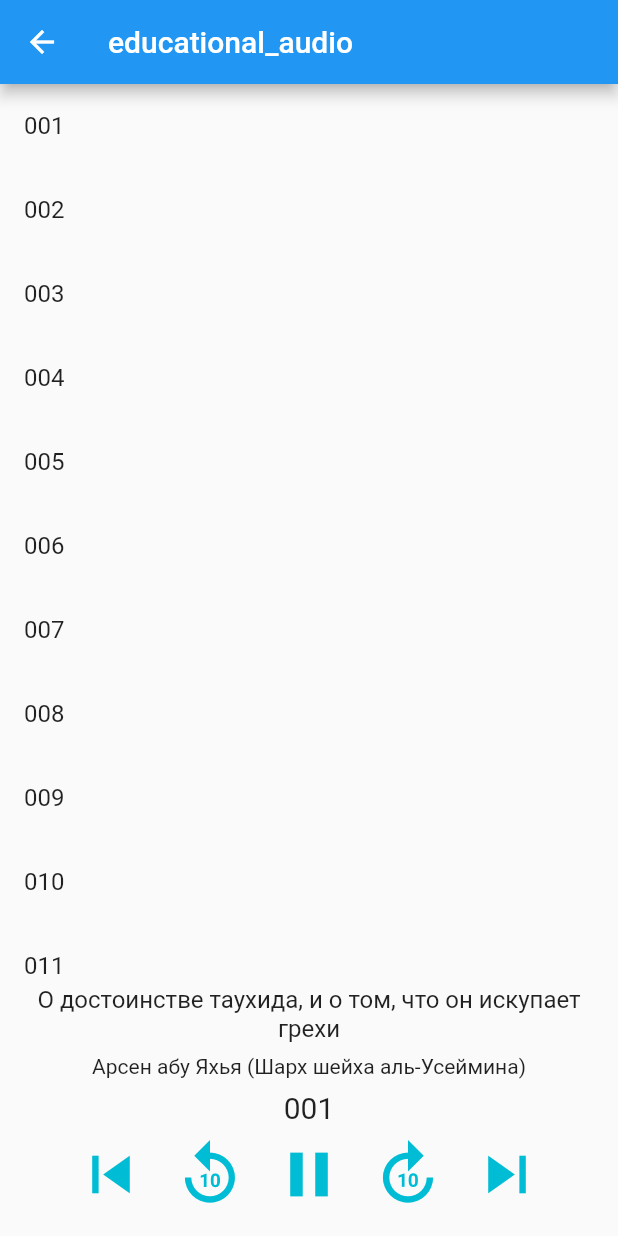
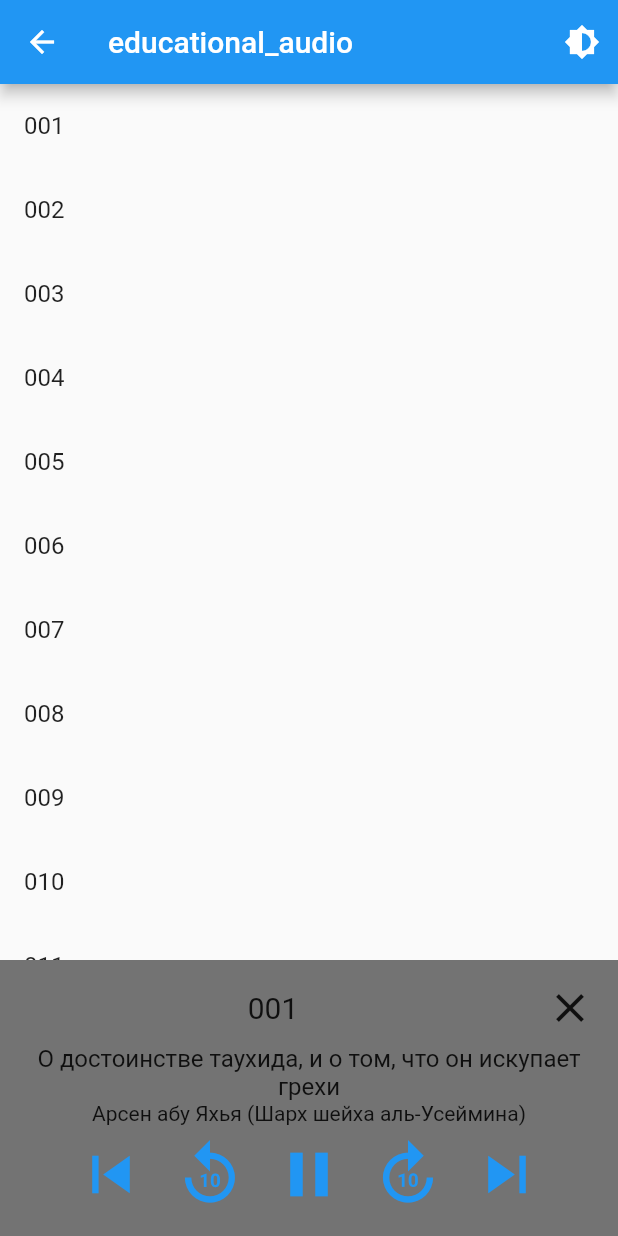
Before and after one commit to androidmaven/educational_audioplayer, a Flutter app: the AudioScreen screen opened directly, after a tap on "001", on a phone screen of 412 x 824 dp. Run offline on Flutter 3.47's test engine with Material 2 defaults, Android fonts, the phone set to English and light mode, and no system bars; our stand-ins replace dynamic_theme; missing offline and left inert: audioplayer; network calls fail.

Commit message:
add close button

```diff
--- a/example/lib/audio_screen.dart
+++ b/example/lib/audio_screen.dart
@@ -1,3 +1,4 @@
+import 'package:dynamic_theme/dynamic_theme.dart';
 import 'package:educational_audioplayer/ui/bottom_player.dart';
 import 'package:flutter/material.dart';
 
@@ -35,13 +36,34 @@ class _AudioScreenState extends State<AudioScreen> {
 
   @override
   Widget build(BuildContext context) {
+    return DynamicTheme(
+        defaultBrightness: Brightness.light,
+        data: (brightness) => ThemeData(
+            canvasColor: brightness == Brightness.dark
+                ? Colors.grey[850]
+                : Colors.white,
+            primarySwatch: Colors.indigo,
+            brightness: brightness,
+            accentColor: Colors.indigo,
+            unselectedWidgetColor: Colors.blueGrey[600]),
+        themedWidgetBuilder: (context, theme) {
           return Scaffold(
-      appBar: AppBar(title: Text('educational_audio')),
+            appBar: AppBar(title: Text('educational_audio'), actions: <Widget>[IconButton(
+              icon: Icon(Icons.brightness_6),
+              onPressed: () {
+//      It is possible to change whole theme https://github.com/Norbert515/dynamic_theme
+                DynamicTheme.of(context).setBrightness(
+                    Theme.of(context).brightness == Brightness.dark
+                        ? Brightness.light
+                        : Brightness.dark);
+              },
+            )],),
             body: ListView.builder(
               itemBuilder: _buildAudioItem,
               itemCount: audios.length,
             ),
             bottomNavigationBar: bottomPlayer,
           );
+        });
   }
 }
--- a/lib/ui/bottom_player.dart
+++ b/lib/ui/bottom_player.dart
@@ -60,31 +60,39 @@ class _BottomSheetPlayerState extends PlayerState {
       visible: !isHidden,
       maintainState: true,
       child: Container(
+        color: Theme.of(context)
+            .unselectedWidgetColor,
           padding: EdgeInsets.all(playerInset),
           child: Wrap(children: [
             Column(
               children: <Widget>[
-                Padding(
-                  padding: const EdgeInsets.only(bottom: playerInset),
-                  child: Text(
+                Row(mainAxisAlignment: MainAxisAlignment.spaceBetween,
+                    children: <Widget>[
+                      Expanded(child: Text(
+                        audioName,
+                        textAlign: TextAlign.center,
+                        style: TextStyle(fontSize: audioNameSize),
+                      ),),
+
+                  IconButton(icon: Icon(Icons.close, size: closeIconSize,),
+                      onPressed: () {
+                    audioPlayer.stop();
+                    hide();
+                      })
+                ]),
+                Text(
                   currentChapterName,
                   textAlign: TextAlign.center,
                   style: TextStyle(fontSize: chapterNameSize),
                 ),
-                ),
-                Padding(
-                  padding: const EdgeInsets.only(bottom: playerInset),
-                  child: Text(
+
+                Text(
                   currentLecturerName,
                   textAlign: TextAlign.center,
                   style: TextStyle(fontSize: lecturerNameSize),
+
                 ),
-                ),
-                Text(
-                  audioName,
-                  textAlign: TextAlign.center,
-                  style: TextStyle(fontSize: audioNameSize),
-                ),
+
                 (duration == null)
                     ? Container()
                     : Column(
@@ -108,6 +116,7 @@ class _BottomSheetPlayerState extends PlayerState {
                           ),
                         ],
                       ),
+
                 Row(
                   mainAxisAlignment: MainAxisAlignment.center,
                   children: <Widget>[
@@ -117,14 +126,14 @@ class _BottomSheetPlayerState extends PlayerState {
                         },
                         iconSize: iconSize,
                         icon: Icon(Icons.skip_previous),
-                        color: buttonColor),
+                        color: Theme.of(context).accentColor),
                     IconButton(
                         onPressed: () {
                           changePosition(-10);
                         },
                         iconSize: iconSize,
                         icon: Icon(Icons.replay_10),
-                        color: buttonColor),
+                        color: Theme.of(context).accentColor),
                     IconButton(
                         onPressed: () {
                           isPlaying
@@ -138,23 +147,24 @@ class _BottomSheetPlayerState extends PlayerState {
                         icon: isPlaying
                             ? Icon(Icons.pause)
                             : Icon(Icons.play_arrow),
-                        color: buttonColor),
+                        color: Theme.of(context).accentColor),
                     IconButton(
                         onPressed: () {
                           changePosition(10);
                         },
                         iconSize: iconSize,
                         icon: Icon(Icons.forward_10),
-                        color: buttonColor),
+                        color: Theme.of(context).accentColor),
                     IconButton(
                         onPressed: () {
                           playNext();
                         },
                         iconSize: iconSize,
                         icon: Icon(Icons.skip_next),
-                        color: buttonColor),
+                        color: Theme.of(context).accentColor),
                   ],
-                )
+                ),
+
               ],
             ),
           ])),
--- a/lib/util/constants.dart
+++ b/lib/util/constants.dart
@@ -6,5 +6,4 @@ const double lecturerNameSize = 14.0;
 const double timeSize = 16.0;
 const double iconSize = 50.0;
 const double playerInset = 8.0;
-
-const Color buttonColor = Colors.cyan;
+const double closeIconSize = 32.0;
--- a/pubspec.yaml
+++ b/pubspec.yaml
@@ -12,6 +12,7 @@ dependencies:
     sdk: flutter
 
 dev_dependencies:
+  dynamic_theme: ^1.0.0
   flutter_test:
     sdk: flutter
   audioplayer:
```
Lines whose indentation alone changed are shown as unchanged.
